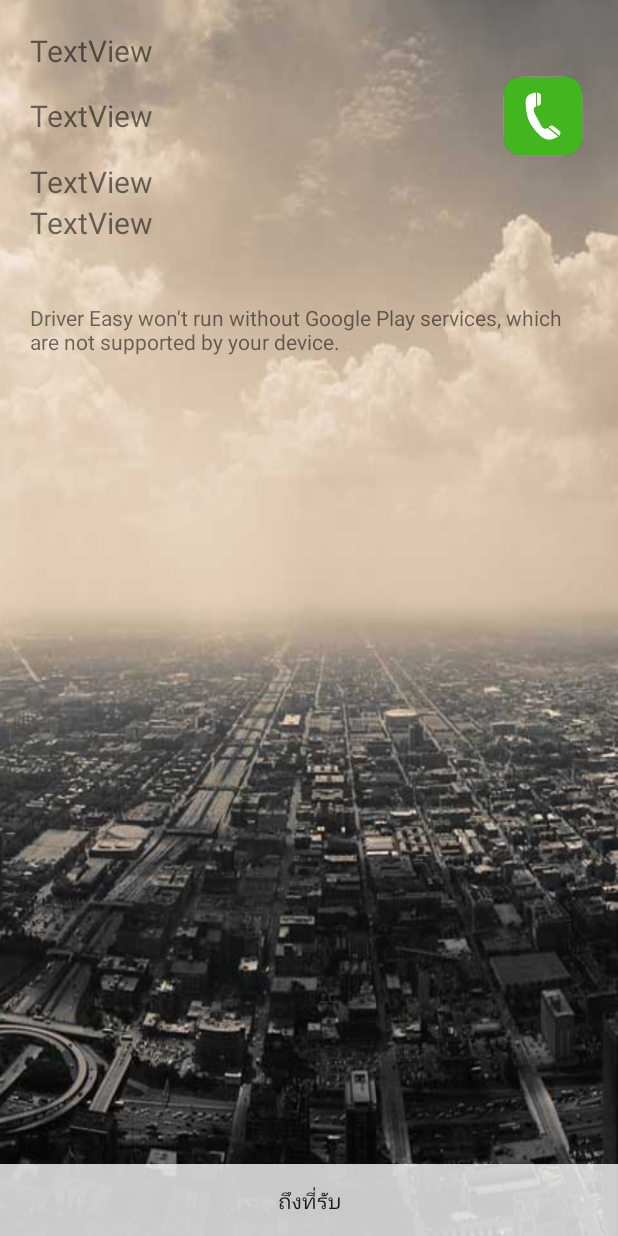
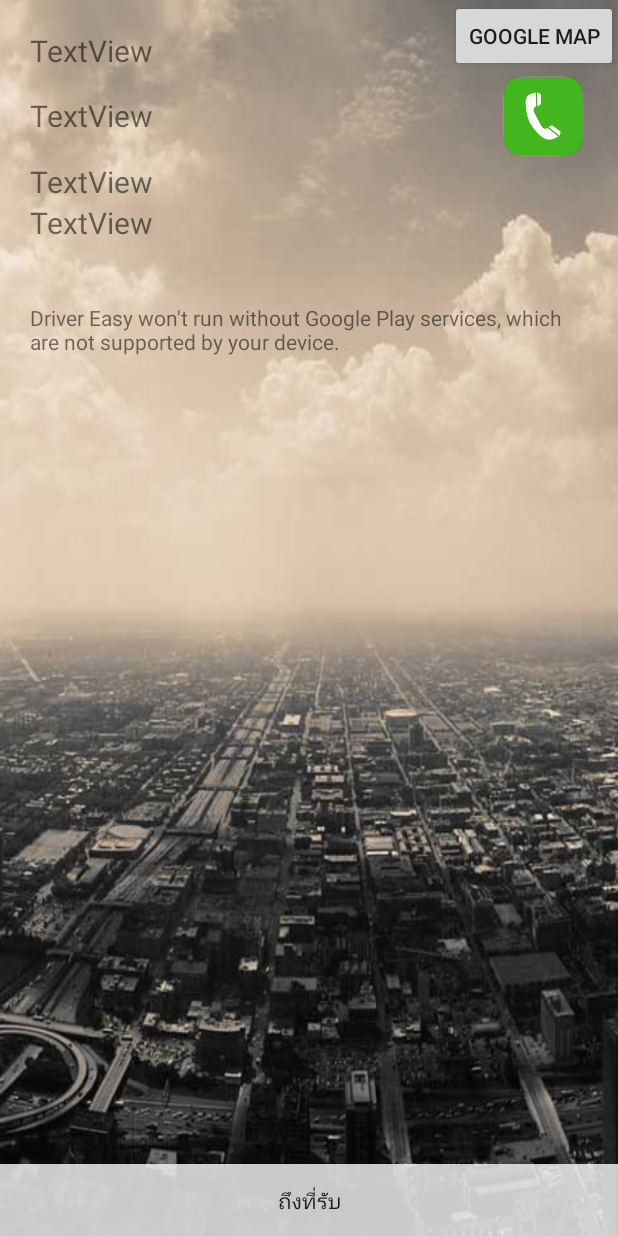
Before and after one commit to masterUNG/DriverRY_15March, an Android app: the ServiceActivity screen opened directly, with no data from a screen before it, on a phone screen of 412 x 824 dp. Run offline under Robolectric (Android 15) with nearby library versions, the phone set to English and light mode, and no system bars; libraries missing offline, so code that uses them is left out: com.squareup.okhttp; 7 statements that could not run were skipped.

Commit message:
google Map

```diff
--- a/app/src/main/AndroidManifest.xml
+++ b/app/src/main/AndroidManifest.xml
@@ -17,7 +17,7 @@ package="com.akexorcist.googledirection.sample">
 
 <application android:allowBackup="true" android:icon="@drawable/logo_bmi_master" android:label="@string/app_name"
     android:supportsRtl="true" android:theme="@style/AppTheme">
-    <activity android:name=".MonitorActivity" android:screenOrientation="portrait">
+    <activity android:name=".MainActivity" android:screenOrientation="portrait">
         <intent-filter>
             <action android:name="android.intent.action.MAIN" />
 
@@ -41,7 +41,7 @@ package="com.akexorcist.googledirection.sample">
     <activity android:name=".PhotoActivity" android:screenOrientation="portrait" />
     <activity android:name=".ConfirmJob" />
     <activity android:name=".NotificationAlert"></activity>
-    <activity android:name=".MainActivity"/>
+    <activity android:name=".MonitorActivity"/>
 
     <meta-data android:name="com.google.android.geo.API_KEY" android:value="AIzaSyCBWrgN_x8AJ6umxzHTLmSnzKby-awKLdc" />
 
--- a/app/src/main/java/com/akexorcist/googledirection/sample/ServiceActivity.java
+++ b/app/src/main/java/com/akexorcist/googledirection/sample/ServiceActivity.java
@@ -51,6 +51,8 @@ import java.text.SimpleDateFormat;
 import java.util.ArrayList;
 import java.util.Calendar;
 import java.util.regex.Pattern;
+
+import static android.R.attr.name;
 
 public class ServiceActivity extends FragmentActivity implements OnMapReadyCallback, DirectionCallback, View.OnClickListener {
 
@@ -108,8 +110,31 @@ public class ServiceActivity extends FragmentActivity implements OnMapReadyCallb
         //Button Controller
         buttonController();
 
+        googleMapController();
+
 
     }   //Main Method
+
+    private void googleMapController() {
+
+        Button button = (Button) findViewById(R.id.btnGoogleMap);
+        button.setOnClickListener(new View.OnClickListener() {
+            @Override
+            public void onClick(View view) {
+
+//                Intent intent = new Intent(android.content.Intent.ACTION_VIEW,
+//                        Uri.parse("http://maps.google.com/maps?saddr=20.344,34.34&daddr=20.5666,45.345"));
+//                startActivity(intent);
+
+                Intent intent = new Intent(android.content.Intent.ACTION_VIEW,
+                        Uri.parse("geo:0,0?q=13.668160, 100.634406 (" + name + ")"));
+                startActivity(intent);
+
+            }
+        });
+
+
+    }
 
     private void setupMapFragment() {
         SupportMapFragment mapFragment = (SupportMapFragment) getSupportFragmentManager()
--- a/app/src/main/res/layout/my_service_layout.xml
+++ b/app/src/main/res/layout/my_service_layout.xml
@@ -74,5 +74,12 @@
         android:layout_alignParentBottom="true"
         android:background="#c8ffffff" />
 
+    <Button
+        android:id="@+id/btnGoogleMap"
+        android:layout_alignParentRight="true"
+        android:text="Google Map"
+        android:layout_width="wrap_content"
+        android:layout_height="wrap_content" />
+
 
 </RelativeLayout>
```
Also changed, not shown: 169 other files.
